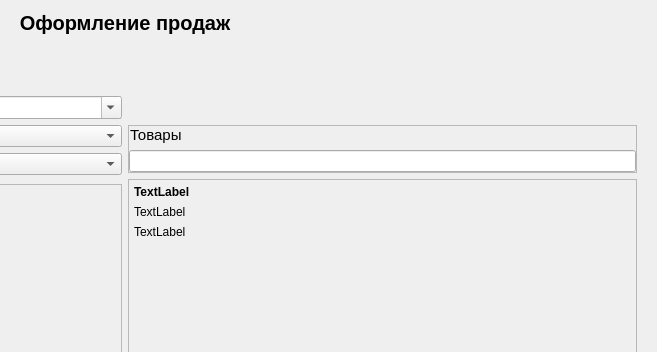
igol84/myproject, file prjstore/ui/pyside/sale_registration.ui: the form before one commit; both pictures show x 407 to 1064 and y 0 to 352 of the 1064 by 796 pixel window.
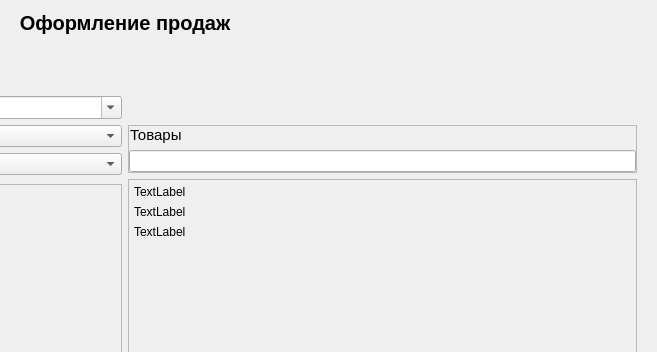
The form after the commit.

What changed in the file:
```diff
--- a/prjstore/ui/pyside/sale_registration.ui
+++ b/prjstore/ui/pyside/sale_registration.ui
@@ -261,12 +261,6 @@
                </property>
                <item>
                 <widget class="QLabel" name="label_6">
-                 <property name="font">
-                  <font>
-                   <weight>75</weight>
-                   <bold>true</bold>
-                  </font>
-                 </property>
                  <property name="text">
                   <string>TextLabel</string>
                  </property>
```
